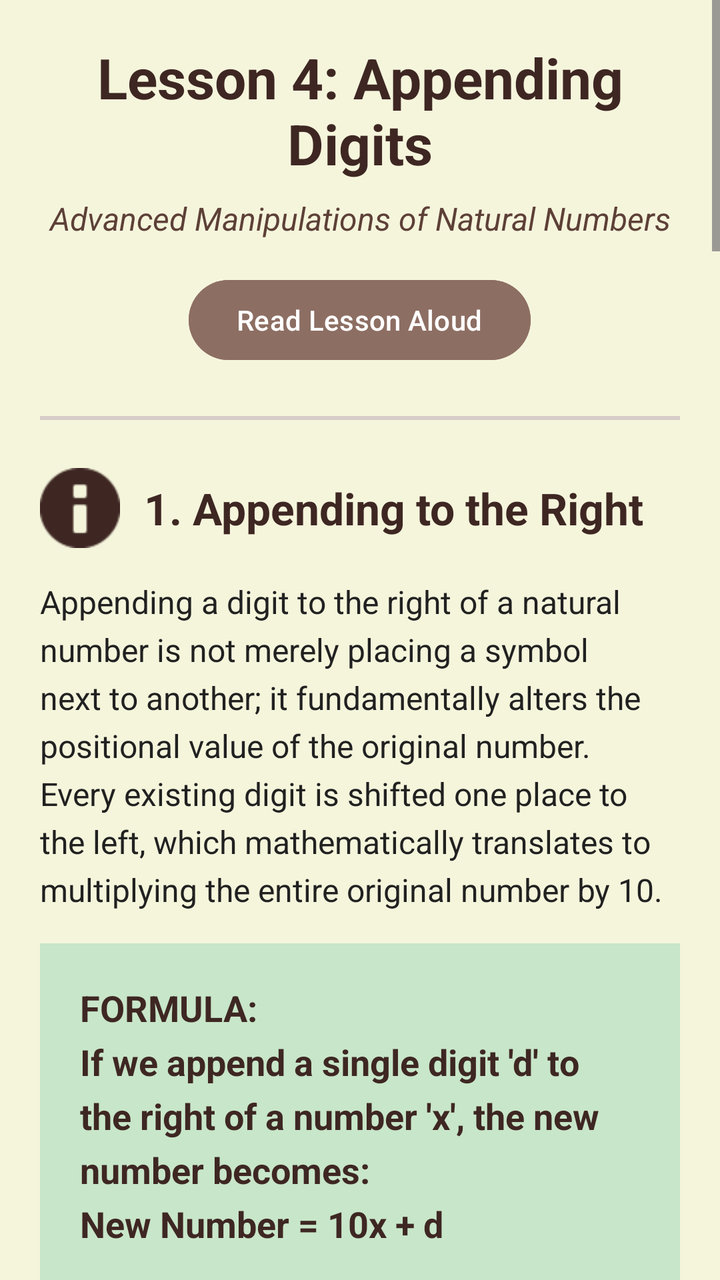
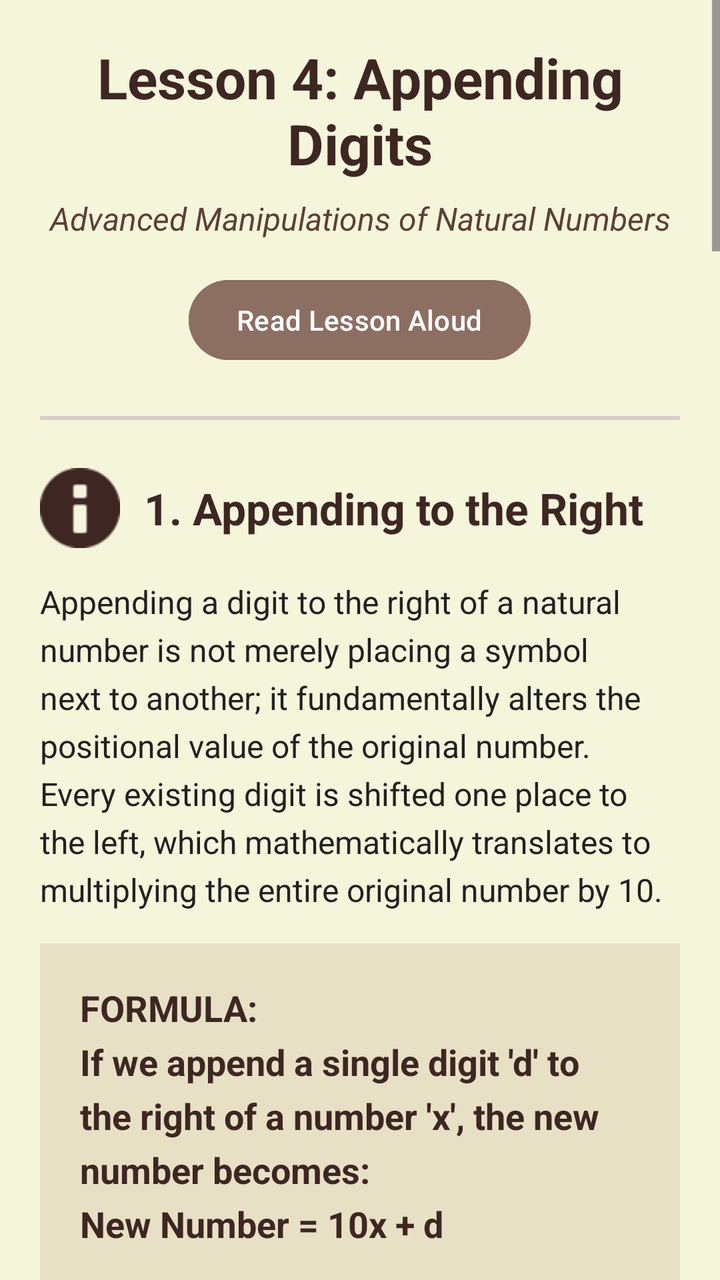

Before-and-after screenshots of an Android layout around one commit, followed by the original layout XML and the change that was made.
<!-- AndroidManifest.xml: application theme Theme.OlympMathMentor -->
<!-- res/layout/activity_lesson4.xml -->
<?xml version="1.0" encoding="utf-8"?>
<ScrollView xmlns:android="http://schemas.android.com/apk/res/android"
    xmlns:app="http://schemas.android.com/apk/res-auto"
    android:layout_width="match_parent"
    android:layout_height="match_parent"
    android:background="#F5F5DC">

    <LinearLayout
        android:layout_width="match_parent"
        android:layout_height="wrap_content"
        android:orientation="vertical"
        android:padding="20dp">

        <TextView
            android:id="@+id/tvTitle"
            android:layout_width="match_parent"
            android:layout_height="wrap_content"
            android:text="Lesson 4: Appending Digits"
            android:textSize="28sp"
            android:textStyle="bold"
            android:textColor="#3E2723"
            android:layout_marginBottom="8dp"
            android:gravity="center"/>

        <TextView
            android:id="@+id/tvSubtitle"
            android:layout_width="match_parent"
            android:layout_height="wrap_content"
            android:text="Advanced Manipulations of Natural Numbers"
            android:textSize="16sp"
            android:textColor="#5D4037"
            android:layout_marginBottom="16dp"
            android:gravity="center"
            android:textStyle="italic"/>

        <Button
            android:id="@+id/btnReadLesson"
            android:layout_width="wrap_content"
            android:layout_height="wrap_content"
            android:layout_gravity="center"
            android:text="Read Lesson Aloud"
            android:backgroundTint="#8D6E63"
            android:textColor="#FFFFFF"
            android:layout_marginBottom="24dp" />

        <View
            android:layout_width="match_parent"
            android:layout_height="2dp"
            android:background="#D7CCC8"
            android:layout_marginBottom="24dp"/>

        <LinearLayout
            android:layout_width="match_parent"
            android:layout_height="wrap_content"
            android:orientation="horizontal"
            android:gravity="center_vertical"
            android:layout_marginBottom="16dp">

            <ImageView
                android:layout_width="40dp"
                android:layout_height="40dp"
                android:src="@android:drawable/ic_dialog_info"
                app:tint="#3E2723"
                android:layout_marginEnd="12dp"/>

            <TextView
                android:id="@+id/tvSec1Title"
                android:layout_width="match_parent"
                android:layout_height="wrap_content"
                android:text="1. Appending to the Right"
                android:textSize="22sp"
                android:textStyle="bold"
                android:textColor="#3E2723"/>
        </LinearLayout>

        <TextView
            android:id="@+id/tvSec1Text"
            android:layout_width="match_parent"
            android:layout_height="wrap_content"
            android:text="Appending a digit to the right of a natural number is not merely placing a symbol next to another; it fundamentally alters the positional value of the original number. Every existing digit is shifted one place to the left, which mathematically translates to multiplying the entire original number by 10."
            android:textColor="#212121"
            android:textSize="16sp"
            android:lineSpacingExtra="5dp"
            android:layout_marginBottom="16dp"/>

        <TextView
            android:id="@+id/tvSec1Formula"
            android:layout_width="match_parent"
            android:layout_height="wrap_content"
            android:text="FORMULA:\nIf we append a single digit 'd' to the right of a number 'x', the new number becomes:\nNew Number = 10x + d\n\nExtension: If we append a two-digit block 'yz' to the right of 'x', we shift 'x' by two positions:\nNew Number = 100x + yz"
            android:textSize="18sp"
            android:textStyle="bold"
            android:textColor="#3E2723"
            android:background="#C8E6C9"
            android:padding="20dp"
            android:lineSpacingExtra="6dp"
            android:layout_marginBottom="24dp"/>

        <TextView
            android:id="@+id/tvSec2Title"
            android:layout_width="match_parent"
            android:layout_height="wrap_content"
            android:text="2. Appending to the Left"
            android:textSize="22sp"
            android:textStyle="bold"
            android:textColor="#3E2723"
            android:layout_marginBottom="16dp"/>

        <TextView
            android:id="@+id/tvSec2Text"
            android:layout_width="match_parent"
            android:layout_height="wrap_content"
            android:text="When a digit is appended to the left side of a number, the original number's positional values remain perfectly intact. The new digit simply assumes a place value that is one order of magnitude higher than the largest existing place value of the original number."
            android:textColor="#212121"
            android:textSize="16sp"
            android:lineSpacingExtra="5dp"
            android:layout_marginBottom="16dp"/>

        <TextView
            android:id="@+id/tvSec2Formula"
            android:layout_width="match_parent"
            android:layout_height="wrap_content"
            android:text="FORMULA:\nIf we append a digit 'd' to the left of a 'k'-digit number 'x', the new digit 'd' takes the 10ᵏ position:\nNew Number = d × 10ᵏ + x\n\nExample: Let x = 84 (a 2-digit number, so k = 2). Append d = 3 to the left.\nNew = 3 × 10² + 84 = 300 + 84 = 384."
            android:textSize="18sp"
            android:textStyle="bold"
            android:textColor="#3E2723"
            android:background="#FCE4EC"
            android:padding="20dp"
            android:lineSpacingExtra="6dp"
            android:layout_marginBottom="24dp"/>

        <View
            android:layout_width="match_parent"
            android:layout_height="1dp"
            android:background="#D7CCC8"
            android:layout_marginBottom="24dp"/>

        <TextView
            android:id="@+id/tvSec3Title"
            android:layout_width="match_parent"
            android:layout_height="wrap_content"
            android:text="3. Masterclass: Problem Solving"
            android:textSize="22sp"
            android:textStyle="bold"
            android:textColor="#3E2723"
            android:layout_marginBottom="16dp"/>

        <TextView
            android:id="@+id/tvProb1Title"
            android:layout_width="match_parent"
            android:layout_height="wrap_content"
            android:text="Problem 1: The Unknown Appendage"
            android:textSize="18sp"
            android:textStyle="bold"
            android:textColor="#5D4037"
            android:layout_marginBottom="8dp"/>

        <TextView
            android:id="@+id/tvProb1Text"
            android:layout_width="match_parent"
            android:layout_height="wrap_content"
            android:text="Question: A single digit is appended to the right of an unknown number, increasing its value by 322. Find the original number and the appended digit.\n\nStep-by-Step Solution:\n1. Let the original number be x, and the appended digit be d (where 0 ≤ d ≤ 9).\n2. The new number is 10x + d.\n3. The problem states the increase is 322:\n   (10x + d) - x = 322\n   9x + d = 322\n4. We know 9x must be close to 322. Let's divide 322 by 9 to find x.\n   322 ÷ 9 = 35 with a remainder of 7.\n5. Therefore, x = 35. The remainder is our digit d = 7.\n\nAnswer: The original number is 35, and the appended digit is 7. (Check: 357 - 35 = 322)."
            android:textColor="#212121"
            android:textSize="16sp"
            android:lineSpacingExtra="5dp"
            android:layout_marginBottom="20dp"/>

        <TextView
            android:id="@+id/tvProb2Title"
            android:layout_width="match_parent"
            android:layout_height="wrap_content"
            android:text="Problem 2: The Multiplier Effect"
            android:textSize="18sp"
            android:textStyle="bold"
            android:textColor="#5D4037"
            android:layout_marginBottom="8dp"/>

        <TextView
            android:id="@+id/tvProb2Text"
            android:layout_width="match_parent"
            android:layout_height="wrap_content"
            android:text="Question: A digit is appended to the left of a two-digit number, causing the number to become exactly 5 times larger. Find all such possible two-digit numbers.\n\nStep-by-Step Solution:\n1. Let the two-digit number be x. Since it's a two-digit number, k = 2.\n2. Let the appended digit be d (1 ≤ d ≤ 9).\n3. The new number is formed on the left: 100d + x.\n4. The problem states this new number is 5 times the original:\n   100d + x = 5x\n5. Rearrange the equation:\n   100d = 4x  ⇒  x = 25d\n6. Now, substitute possible digits for d to find two-digit numbers for x:\n   • If d = 1, x = 25 (Check: 125 = 5 × 25) - Valid!\n   • If d = 2, x = 50 (Check: 250 = 5 × 50) - Valid!\n   • If d = 3, x = 75 (Check: 375 = 5 × 75) - Valid!\n   • If d = 4, x = 100 (Invalid, x must be a two-digit number).\n\nAnswer: The possible original numbers are 25, 50, and 75."
            android:textColor="#212121"
            android:textSize="16sp"
            android:lineSpacingExtra="5dp"
            android:layout_marginBottom="24dp"/>

        <View
            android:layout_width="match_parent"
            android:layout_height="1dp"
            android:background="#D7CCC8"
            android:layout_marginBottom="24dp"/>

        <TextView
            android:id="@+id/tvSec4Title"
            android:layout_width="match_parent"
            android:layout_height="wrap_content"
            android:text="4. Golden Rules of Appending"
            android:textSize="22sp"
            android:textStyle="bold"
            android:textColor="#3E2723"
            android:layout_marginBottom="16dp"/>

        <TextView
            android:id="@+id/tvRules"
            android:layout_width="match_parent"
            android:layout_height="wrap_content"
            android:text="★ Bounding the Remainder: When solving equations like 9x + d = N, always remember that 'd' is a single digit (0 to 9). It acts exactly like a remainder in division!\n\n★ Digit Count Matters: Always determine 'k' (the number of digits) before writing the equation for appending to the left. Appending '5' to a 2-digit number adds 500, but appending it to a 3-digit number adds 5000."
            android:textColor="#212121"
            android:textSize="16sp"
            android:lineSpacingExtra="6dp"
            android:layout_marginBottom="32dp"
            android:background="#E8E0C5"
            android:padding="16dp"/>

        <Button
            android:id="@+id/btnGoToTest4"
            android:layout_width="match_parent"
            android:layout_height="65dp"
            android:text="TAKE TEST 4"
            android:textStyle="bold"
            android:textSize="20sp"
            app:backgroundTint="#C8E6C9"
            android:textColor="#3E2723"
            android:elevation="4dp"
            android:layout_marginBottom="20dp"/>

    </LinearLayout>
</ScrollView>
<!-- resources referenced by this layout -->
<resources>
  <style name="Theme.OlympMathMentor" parent="Base.Theme.OlympMathMentor" />
  <style name="Base.Theme.OlympMathMentor" parent="Theme.Material3.DayNight.NoActionBar">
          
          
      </style>
</resources>

<!-- the commit's change to res/layout/activity_lesson4.xml (unified diff, before → after) -->
@@ -91,7 +91,7 @@
             android:textSize="18sp"
             android:textStyle="bold"
             android:textColor="#3E2723"
-            android:background="#C8E6C9"
+            android:background="#E8E0C5"
             android:padding="20dp"
             android:lineSpacingExtra="6dp"
             android:layout_marginBottom="24dp"/>
@@ -124,7 +124,7 @@
             android:textSize="18sp"
             android:textStyle="bold"
             android:textColor="#3E2723"
-            android:background="#FCE4EC"
+            android:background="#E8E0C5"
             android:padding="20dp"
             android:lineSpacingExtra="6dp"
             android:layout_marginBottom="24dp"/>
@@ -220,7 +220,7 @@
             android:text="TAKE TEST 4"
             android:textStyle="bold"
             android:textSize="20sp"
-            app:backgroundTint="#C8E6C9"
+            app:backgroundTint="#8D6E63"
             android:textColor="#3E2723"
             android:elevation="4dp"
             android:layout_marginBottom="20dp"/>
